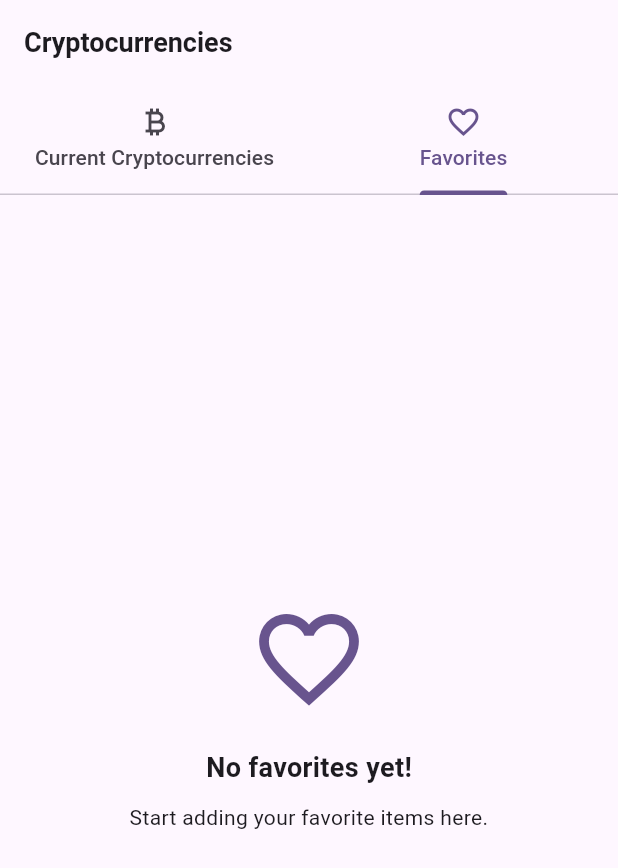
After one commit to vjayrajput/WindmillDigitalPoc, a Flutter app: the screen it shows after launch, tab 2 chosen, on a phone screen of 412 x 824 dp. The commit adds this screen. Shown: the top 868 px of the screen. Run offline on Flutter 3.47's test engine with Material 3 defaults, Android fonts, the phone set to English and light mode, and no system bars; our stand-ins replace dio, equatable, flutter_bloc, get_it, hive, hive_flutter; accounts and stored records are empty; network calls fail.

Commit message:
- created favorites screen ui and integrated apis

```diff
--- a/lib/core/resources/strings.dart
+++ b/lib/core/resources/strings.dart
@@ -23,9 +23,12 @@ class Strings {
       "Connection failed. Check your internet connection.";
   static const String failedToLoadCryptocurrencies =
       "Failed to load cryptocurrencies with status:";
-  static const String failedToLoadFavoriteCryptocurrencies = "Failed to load favorite cryptocurrencies with status:";
-static const String hiveError = "Hive error occurred: ";
-static const String hiveUnknownError = "An unknown error occurred: ";
+  static const String failedToLoadFavoriteCryptocurrencies =
+      "Failed to load favorite cryptocurrencies with status:";
+  static const String failedUpdateFavorite =
+      "Failed to update favorites. Please try again.";
+  static const String hiveError = "Hive error occurred: ";
+  static const String hiveUnknownError = "An unknown error occurred: ";
 
   static const String routeHome = "/";
   static const String routeDetails = "/details";
@@ -33,6 +36,9 @@ static const String hiveUnknownError = "An unknown error occurred: ";
   static const String currentCryptocurrencies = "Current Cryptocurrencies";
   static const String favorites = "Favorites";
   static const String noData = "No data";
+  static const String noFavoritesYet = "No favorites yet!";
+  static const String startAddingYourItemHere =
+      "Start adding your favorite items here.";
 
   static const String cryptocurrencyId = "Cryptocurrency ID : ";
   static const String name = "Name : ";
--- a/lib/presentation/bloc/favorite_currency_bloc.dart
+++ b/lib/presentation/bloc/favorite_currency_bloc.dart
@@ -45,6 +45,7 @@ class FavoriteCurrencyBloc
         await addFavoriteUseCase(
             CryptocurrencyUiMapper.toEntity(event.currency));
         emit(CurrencyIsFavorite());
+        add(LoadFavorites());
       } catch (error) {
         print("favoriteBloc error 2 : ${error}");
         final errorMessage = ErrorHandler.handleHiveError(error);
@@ -58,6 +59,7 @@ class FavoriteCurrencyBloc
       try {
         await removeFavoriteUseCase(event.currencyId);
         emit(CurrencyIsNotFavorite());
+        add(LoadFavorites());
       } catch (error) {
         print("favoriteBloc error 3 : ${error}");
         final errorMessage = ErrorHandler.handleHiveError(error);
@@ -78,7 +80,6 @@ class FavoriteCurrencyBloc
         }
       } catch (error) {
         print("favoriteBloc error 4 : ${error}");
-        // Handle Hive or other errors
         final errorMessage = ErrorHandler.handleHiveError(error);
         print("Error while checking favorite: $errorMessage");
         emit(FavoriteCurrencyError(errorMessage));
--- a/lib/presentation/pages/cryptocurrencies_page.dart
+++ b/lib/presentation/pages/cryptocurrencies_page.dart
@@ -39,10 +39,14 @@ class _CryptocurrenciesPageState extends State<CryptocurrenciesPage> {
         if (state is CryptocurrencyLoading) {
           return const Center(child: CircularProgressIndicator());
         } else if (state is CryptocurrencyLoaded) {
-          return CryptoListView(
-            cryptocurrencies: state.cryptocurrencies,
-            scrollController: _scrollController,
-          );
+          if (state.cryptocurrencies.isNotEmpty) {
+            return CryptoListView(
+              cryptocurrencies: state.cryptocurrencies,
+              scrollController: _scrollController,
+            );
+          } else {
+            return const Center(child: Text(Strings.noData));
+          }
         } else if (state is CryptocurrencyError) {
           return Center(
               child: Text(
--- a/lib/presentation/pages/cryptocurrency_detail_page.dart
+++ b/lib/presentation/pages/cryptocurrency_detail_page.dart
@@ -32,8 +32,7 @@ class _CryptocurrencyDetailPageState extends State<CryptocurrencyDetailPage> {
 
       if (cryptocurrency != null) {
         final favoriteBloc = context.read<FavoriteCurrencyBloc>();
-        favoriteBloc.add(
-            CheckFavorite(cryptocurrency!.id)); // Check if it is a favorite
+        favoriteBloc.add(CheckFavorite(cryptocurrency!.id));
       }
     });
   }
@@ -47,6 +46,7 @@ class _CryptocurrencyDetailPageState extends State<CryptocurrencyDetailPage> {
               actions: [
                 BlocBuilder<FavoriteCurrencyBloc, FavoriteCurrencyState>(
                   builder: (context, state) {
+                    print("details state : $state");
                     bool isFavorite = false;
                     if (state is CurrencyIsFavorite) {
                       isFavorite = true;
@@ -55,7 +55,7 @@ class _CryptocurrencyDetailPageState extends State<CryptocurrencyDetailPage> {
                     }
 
                     return FavoriteButton(
-                      isFavorite: isFavorite,
+                      initialIsFavorite: isFavorite,
                       cryptocurrency: cryptocurrency!,
                     );
                   },
--- /dev/null
+++ b/lib/presentation/pages/favorites_page.dart
@@ -0,0 +1,61 @@
+import 'package:flutter/material.dart';
+import 'package:flutter_bloc/flutter_bloc.dart';
+import 'package:windmill_digital_poc/core/resources/strings.dart';
+import 'package:windmill_digital_poc/presentation/bloc/favorite_currency_bloc.dart';
+import 'package:windmill_digital_poc/presentation/bloc/favorite_currency_event.dart';
+import 'package:windmill_digital_poc/presentation/bloc/favorite_currency_state.dart';
+import 'package:windmill_digital_poc/presentation/widgets/crypto_list_view_widget.dart';
+import 'package:windmill_digital_poc/presentation/widgets/empty_favorites_view_widget.dart';
+
+class FavoritesPage extends StatefulWidget {
+  const FavoritesPage({super.key});
+
+  @override
+  State<StatefulWidget> createState() {
+    return _FavoritesPageState();
+  }
+}
+
+class _FavoritesPageState extends State<FavoritesPage> {
+  final _scrollController = ScrollController();
+
+  @override
+  void initState() {
+    super.initState();
+    _scrollController.addListener(_onScroll);
+    context.read<FavoriteCurrencyBloc>().add(LoadFavorites());
+  }
+
+  void _onScroll() {
+    if (_scrollController.position.pixels ==
+        _scrollController.position.maxScrollExtent) {}
+  }
+
+  @override
+  Widget build(BuildContext context) {
+    return BlocBuilder<FavoriteCurrencyBloc, FavoriteCurrencyState>(
+      builder: (context, state) {
+        print("favorite State is : ${state}");
+        if (state is FavoriteCurrencyLoading) {
+          return const Center(child: CircularProgressIndicator());
+        } else if (state is FavoriteCurrencyLoaded) {
+          print("favorite length is : ${state.favorites.length}");
+          if (state.favorites.isNotEmpty) {
+            return CryptoListView(
+              cryptocurrencies: state.favorites,
+              scrollController: _scrollController,
+            );
+          } else {
+            return const EmptyFavoritesView();
+          }
+        } else if (state is FavoriteCurrencyError) {
+          return Center(
+              child: Text(
+                  "${Strings.failedToLoadFavoriteCryptocurrencies} ${state.message}"));
+        } else {
+          return const EmptyFavoritesView();
+        }
+      },
+    );
+  }
+}
--- a/lib/presentation/pages/home_page.dart
+++ b/lib/presentation/pages/home_page.dart
@@ -1,6 +1,7 @@
 import 'package:flutter/material.dart';
 import 'package:windmill_digital_poc/core/resources/strings.dart';
 import 'package:windmill_digital_poc/presentation/pages/cryptocurrencies_page.dart';
+import 'package:windmill_digital_poc/presentation/pages/favorites_page.dart';
 
 class HomePage extends StatelessWidget {
   const HomePage({super.key});
@@ -28,7 +29,7 @@ class HomePage extends StatelessWidget {
         body: const TabBarView(
           children: [
             CryptocurrenciesPage(),
-            CryptocurrenciesPage(),
+            FavoritesPage(),
           ],
         ),
       ),
--- /dev/null
+++ b/lib/presentation/widgets/empty_favorites_view_widget.dart
@@ -0,0 +1,37 @@
+import 'package:flutter/material.dart';
+import 'package:windmill_digital_poc/core/resources/strings.dart';
+import 'package:windmill_digital_poc/core/resources/styles.dart';
+
+class EmptyFavoritesView extends StatelessWidget {
+  const EmptyFavoritesView({super.key});
+
+  @override
+  Widget build(BuildContext context) {
+    return Center(
+      child: Padding(
+        padding: const EdgeInsets.all(16.0),
+        child: Column(
+          mainAxisAlignment: MainAxisAlignment.center,
+          children: [
+            Icon(
+              Icons.favorite_border,
+              size: 80,
+              color: Theme.of(context).colorScheme.primary,
+            ),
+            const SizedBox(height: 20),
+            const Text(
+              Strings.noFavoritesYet,
+              style: AppTextStyles.titleStyle,
+            ),
+            const SizedBox(height: 10),
+            const Text(
+              Strings.startAddingYourItemHere,
+              style: AppTextStyles.subtitleStyle,
+              textAlign: TextAlign.center,
+            ),
+          ],
+        ),
+      ),
+    );
+  }
+}
```
Also changed, not shown: lib/presentation/widgets/favorite_button_widget.dart (+33 -8 lines).
